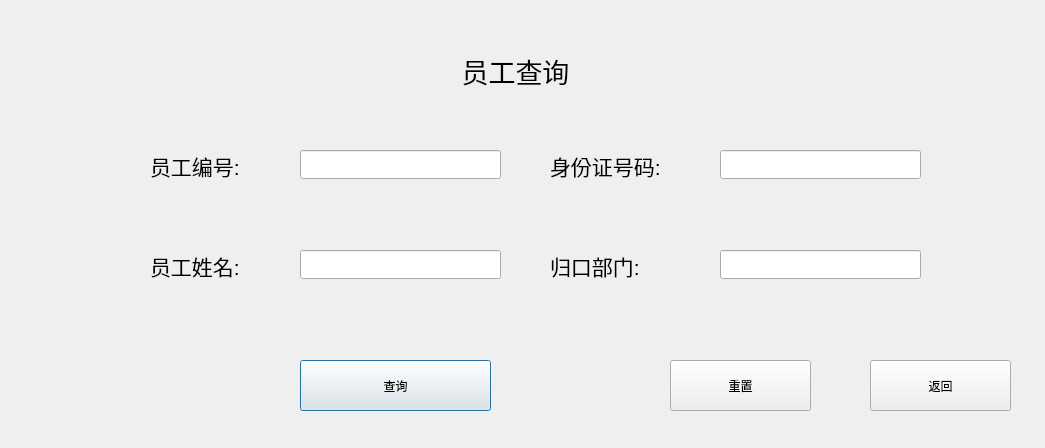
Old version of the form employeequerydialog.ui in the repository Vaskka/DR_Projects.
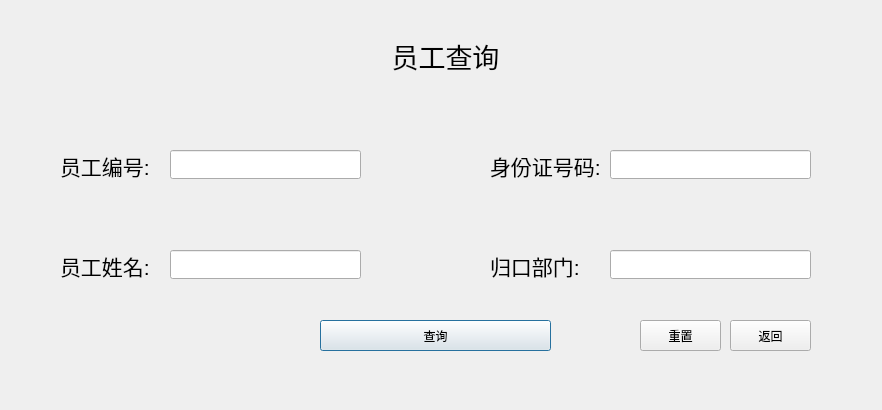
New version of the form.

```diff
--- a/employeequerydialog.ui
+++ b/employeequerydialog.ui
@@ -6,8 +6,8 @@
    <rect>
     <x>0</x>
     <y>0</y>
-    <width>1045</width>
-    <height>448</height>
+    <width>882</width>
+    <height>410</height>
    </rect>
   </property>
   <property name="windowTitle">
@@ -16,10 +16,10 @@
   <widget class="QLabel" name="label">
    <property name="geometry">
     <rect>
-     <x>410</x>
+     <x>40</x>
      <y>20</y>
-     <width>211</width>
-     <height>101</height>
+     <width>811</width>
+     <height>71</height>
     </rect>
    </property>
    <property name="font">
@@ -37,7 +37,7 @@
   <widget class="QLabel" name="label_2">
    <property name="geometry">
     <rect>
-     <x>150</x>
+     <x>60</x>
      <y>130</y>
      <width>131</width>
      <height>71</height>
@@ -55,7 +55,7 @@
   <widget class="QLabel" name="label_3">
    <property name="geometry">
     <rect>
-     <x>150</x>
+     <x>60</x>
      <y>230</y>
      <width>131</width>
      <height>71</height>
@@ -73,7 +73,7 @@
   <widget class="QLabel" name="label_4">
    <property name="geometry">
     <rect>
-     <x>550</x>
+     <x>490</x>
      <y>130</y>
      <width>151</width>
      <height>71</height>
@@ -91,7 +91,7 @@
   <widget class="QLabel" name="label_5">
    <property name="geometry">
     <rect>
-     <x>550</x>
+     <x>490</x>
      <y>230</y>
      <width>151</width>
      <height>71</height>
@@ -109,9 +109,9 @@
   <widget class="QLineEdit" name="Admin_EmplyeeNumberEdit">
    <property name="geometry">
     <rect>
-     <x>300</x>
+     <x>170</x>
      <y>150</y>
-     <width>201</width>
+     <width>191</width>
      <height>29</height>
     </rect>
    </property>
@@ -119,9 +119,9 @@
   <widget class="QLineEdit" name="Admin_EmplyeeNameEdit">
    <property name="geometry">
     <rect>
-     <x>300</x>
+     <x>170</x>
      <y>250</y>
-     <width>201</width>
+     <width>191</width>
      <height>29</height>
     </rect>
    </property>
@@ -129,7 +129,7 @@
   <widget class="QLineEdit" name="Admin_PersonalNumberEdit">
    <property name="geometry">
     <rect>
-     <x>720</x>
+     <x>610</x>
      <y>150</y>
      <width>201</width>
      <height>29</height>
@@ -139,7 +139,7 @@
   <widget class="QLineEdit" name="Admin_EmplyeeUnitEdit">
    <property name="geometry">
     <rect>
-     <x>720</x>
+     <x>610</x>
      <y>250</y>
      <width>201</width>
      <height>29</height>
@@ -149,10 +149,10 @@
   <widget class="QPushButton" name="Admin_Query">
    <property name="geometry">
     <rect>
-     <x>300</x>
-     <y>360</y>
-     <width>191</width>
-     <height>51</height>
+     <x>320</x>
+     <y>320</y>
+     <width>231</width>
+     <height>31</height>
     </rect>
    </property>
    <property name="text">
@@ -165,10 +165,10 @@
   <widget class="QPushButton" name="Admin_Reset">
    <property name="geometry">
     <rect>
-     <x>670</x>
-     <y>360</y>
-     <width>141</width>
-     <height>51</height>
+     <x>640</x>
+     <y>320</y>
+     <width>81</width>
+     <height>31</height>
     </rect>
    </property>
    <property name="text">
@@ -178,16 +178,42 @@
   <widget class="QPushButton" name="Admin_Return">
    <property name="geometry">
     <rect>
-     <x>870</x>
-     <y>360</y>
-     <width>141</width>
-     <height>51</height>
+     <x>730</x>
+     <y>320</y>
+     <width>81</width>
+     <height>31</height>
     </rect>
    </property>
    <property name="text">
     <string>返回</string>
    </property>
   </widget>
+  <widget class="QLabel" name="label_6">
+   <property name="geometry">
+    <rect>
+     <x>40</x>
+     <y>90</y>
+     <width>811</width>
+     <height>301</height>
+    </rect>
+   </property>
+   <property name="text">
+    <string/>
+   </property>
+  </widget>
+  <zorder>label_6</zorder>
+  <zorder>label</zorder>
+  <zorder>label_2</zorder>
+  <zorder>label_3</zorder>
+  <zorder>label_4</zorder>
+  <zorder>label_5</zorder>
+  <zorder>Admin_EmplyeeNumberEdit</zorder>
+  <zorder>Admin_EmplyeeNameEdit</zorder>
+  <zorder>Admin_PersonalNumberEdit</zorder>
+  <zorder>Admin_EmplyeeUnitEdit</zorder>
+  <zorder>Admin_Query</zorder>
+  <zorder>Admin_Reset</zorder>
+  <zorder>Admin_Return</zorder>
  </widget>
  <resources/>
  <connections/>
```
